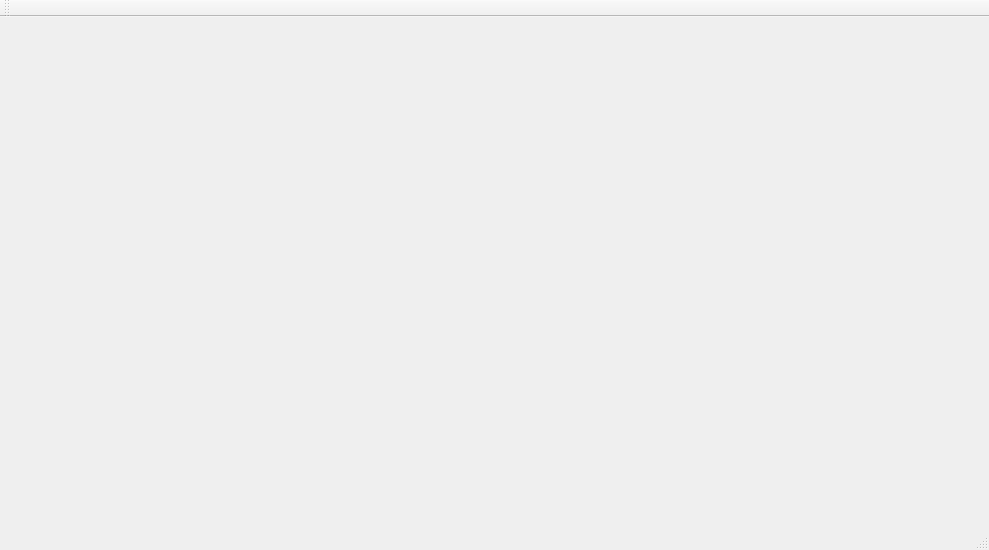
Qt form FlirOneControl/cmainwindow.ui (da-nie/FlirOneControlForLinux) before a commit.
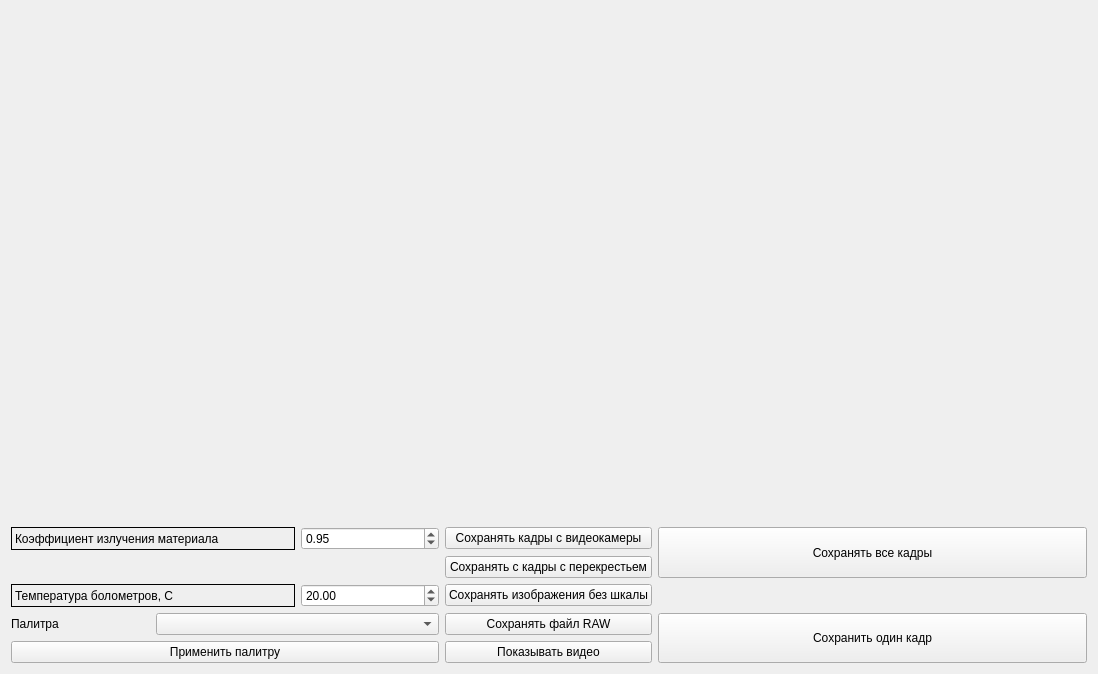
The same form after that commit.

Commit message: Сделан интерфейс пользователя. Добавлена работа с коэффициентом излучения и температурой болометров. Добавлены кнопки. Реализована работа с палитрами. Сделано сохранение файлов.

```diff
--- a/FlirOneControl/cmainwindow.ui
+++ b/FlirOneControl/cmainwindow.ui
@@ -6,50 +6,165 @@
    <rect>
     <x>0</x>
     <y>0</y>
-    <width>989</width>
-    <height>550</height>
+    <width>1098</width>
+    <height>674</height>
    </rect>
   </property>
   <property name="windowTitle">
    <string>CMainWindow</string>
   </property>
   <widget class="QWidget" name="centralWidget">
-   <widget class="QLabel" name="CLabel_ThermalImage">
-    <property name="geometry">
-     <rect>
-      <x>10</x>
-      <y>10</y>
-      <width>371</width>
-      <height>341</height>
-     </rect>
-    </property>
-    <property name="text">
-     <string/>
-    </property>
-   </widget>
-   <widget class="QLabel" name="CLabel_VideoImage">
-    <property name="geometry">
-     <rect>
-      <x>600</x>
-      <y>10</y>
-      <width>371</width>
-      <height>341</height>
-     </rect>
-    </property>
-    <property name="text">
-     <string/>
-    </property>
-   </widget>
+   <layout class="QGridLayout" name="gridLayout_2">
+    <item row="0" column="0">
+     <layout class="QGridLayout" name="gridLayout_3">
+      <item row="5" column="0" colspan="2">
+       <widget class="QLabel" name="label_Emission">
+        <property name="frameShape">
+         <enum>QFrame::Panel</enum>
+        </property>
+        <property name="frameShadow">
+         <enum>QFrame::Plain</enum>
+        </property>
+        <property name="text">
+         <string>Коэффициент излучения материала</string>
+        </property>
+       </widget>
+      </item>
+      <item row="9" column="3">
+       <widget class="QPushButton" name="pushButton_SaveRAW">
+        <property name="text">
+         <string>Сохранять файл RAW</string>
+        </property>
+       </widget>
+      </item>
+      <item row="5" column="3">
+       <widget class="QPushButton" name="pushButton_SaveVideo">
+        <property name="text">
+         <string>Сохранять кадры с видеокамеры</string>
+        </property>
+       </widget>
+      </item>
+      <item row="9" column="0">
+       <widget class="QLabel" name="label_Palette">
+        <property name="text">
+         <string>Палитра</string>
+        </property>
+       </widget>
+      </item>
+      <item row="9" column="5" rowspan="2" colspan="3">
+       <widget class="QPushButton" name="pushButton_SaveFrame">
+        <property name="sizePolicy">
+         <sizepolicy hsizetype="Minimum" vsizetype="Expanding">
+          <horstretch>0</horstretch>
+          <verstretch>0</verstretch>
+         </sizepolicy>
+        </property>
+        <property name="text">
+         <string>Сохранить один кадр</string>
+        </property>
+       </widget>
+      </item>
+      <item row="10" column="3">
+       <widget class="QPushButton" name="pushButton_ShowVideo">
+        <property name="text">
+         <string>Показывать видео</string>
+        </property>
+       </widget>
+      </item>
+      <item row="7" column="3">
+       <widget class="QPushButton" name="pushButton_SaveImageNoScale">
+        <property name="text">
+         <string>Сохранять изображения без шкалы</string>
+        </property>
+       </widget>
+      </item>
+      <item row="5" column="2">
+       <widget class="QDoubleSpinBox" name="doubleSpinBox_Emission">
+        <property name="minimum">
+         <double>0.010000000000000</double>
+        </property>
+        <property name="maximum">
+         <double>1.000000000000000</double>
+        </property>
+        <property name="singleStep">
+         <double>0.100000000000000</double>
+        </property>
+        <property name="value">
+         <double>0.950000000000000</double>
+        </property>
+       </widget>
+      </item>
+      <item row="9" column="1" colspan="2">
+       <widget class="QComboBox" name="comboBox_Palette"/>
+      </item>
+      <item row="10" column="0" colspan="3">
+       <widget class="QPushButton" name="pushButton_ApplyPalette">
+        <property name="text">
+         <string>Применить палитру</string>
+        </property>
+       </widget>
+      </item>
+      <item row="5" column="5" rowspan="2" colspan="3">
+       <widget class="QPushButton" name="pushButton_SaveAllFrame">
+        <property name="sizePolicy">
+         <sizepolicy hsizetype="Minimum" vsizetype="Expanding">
+          <horstretch>0</horstretch>
+          <verstretch>0</verstretch>
+         </sizepolicy>
+        </property>
+        <property name="text">
+         <string>Сохранять все кадры</string>
+        </property>
+       </widget>
+      </item>
+      <item row="7" column="0" colspan="2">
+       <widget class="QLabel" name="label_Temper">
+        <property name="frameShape">
+         <enum>QFrame::Panel</enum>
+        </property>
+        <property name="text">
+         <string>Температура болометров, C</string>
+        </property>
+       </widget>
+      </item>
+      <item row="0" column="5" rowspan="5" colspan="3">
+       <widget class="QLabel" name="CLabel_VideoImage">
+        <property name="text">
+         <string/>
+        </property>
+       </widget>
+      </item>
+      <item row="6" column="3">
+       <widget class="QPushButton" name="pushButton_SaveImageCross">
+        <property name="text">
+         <string>Сохранять с кадры с перекрестьем</string>
+        </property>
+       </widget>
+      </item>
+      <item row="7" column="2">
+       <widget class="QDoubleSpinBox" name="doubleSpinBox_Temperature">
+        <property name="minimum">
+         <double>-99.989999999999995</double>
+        </property>
+        <property name="singleStep">
+         <double>0.100000000000000</double>
+        </property>
+        <property name="value">
+         <double>20.000000000000000</double>
+        </property>
+       </widget>
+      </item>
+      <item row="0" column="0" rowspan="5" colspan="4">
+       <widget class="QLabel" name="CLabel_ThermalImage">
+        <property name="text">
+         <string/>
+        </property>
+       </widget>
+      </item>
+     </layout>
+    </item>
+   </layout>
   </widget>
-  <widget class="QToolBar" name="mainToolBar">
-   <attribute name="toolBarArea">
-    <enum>TopToolBarArea</enum>
-   </attribute>
-   <attribute name="toolBarBreak">
-    <bool>false</bool>
-   </attribute>
-  </widget>
-  <widget class="QStatusBar" name="statusBar"/>
  </widget>
  <layoutdefault spacing="6" margin="11"/>
  <resources/>
```
The commit also changes 15 other files.
